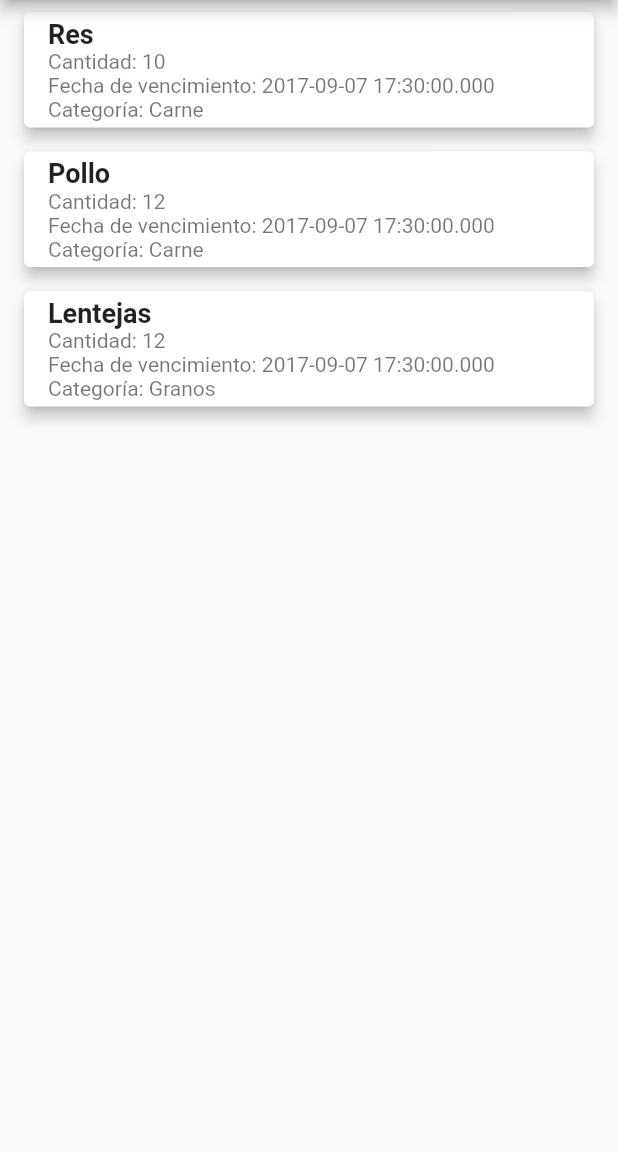
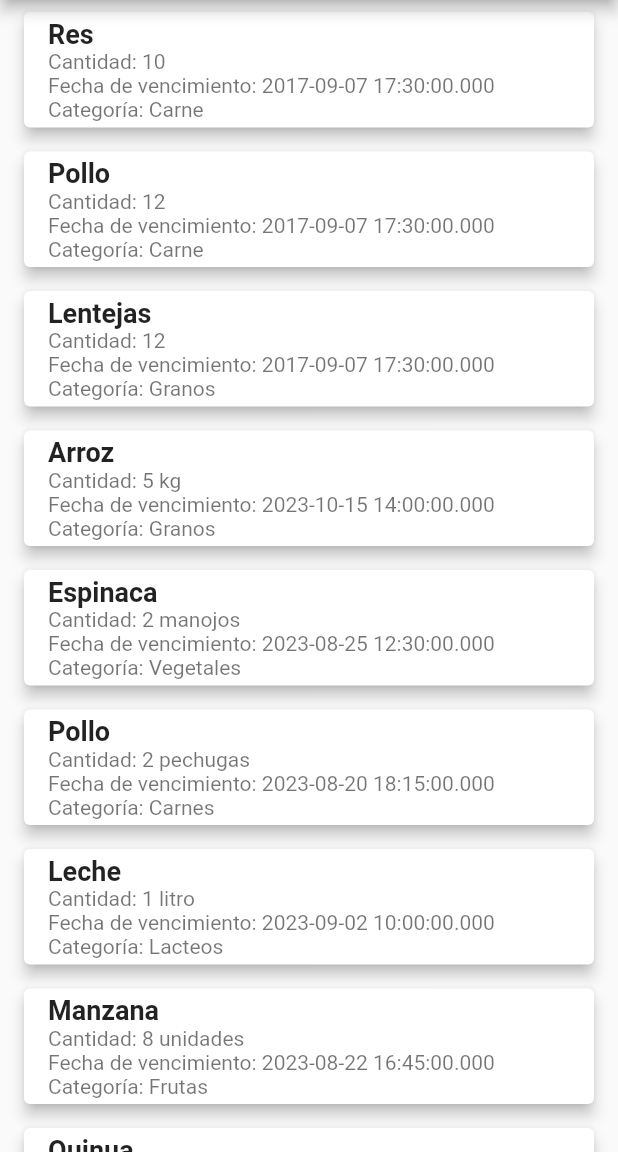
Before and after one commit to SantiSosa02/odsAlimentos, a Flutter app: the ScreenSecond screen opened directly, on a phone screen of 412 x 824 dp, the part 84-1236 px from its top. Run offline on Flutter 3.47's test engine with Material 2 defaults, Android fonts, the phone set to English and light mode, and no system bars.

Commit message:
commit final

```diff
--- a/lib/presentations/springs/screenSecond.dart
+++ b/lib/presentations/springs/screenSecond.dart
@@ -29,6 +29,66 @@ class _ScreenSecondState extends State<ScreenSecond> {
       'Fecha_vencimiento': DateTime(2017, 9, 7, 17, 30),
       'Categoria': 'Granos',
     },
+    {
+        'Nombre': 'Arroz',
+        'Cantidad': '5 kg',
+        'Fecha_vencimiento': DateTime(2023, 10, 15, 14, 0),
+        'Categoria': 'Granos'
+    },
+    {
+        'Nombre': 'Espinaca',
+        'Cantidad': '2 manojos',
+        'Fecha_vencimiento': DateTime(2023, 8, 25, 12, 30),
+        'Categoria': 'Vegetales'
+    },
+    {
+        'Nombre': 'Pollo',
+        'Cantidad': '2 pechugas',
+        'Fecha_vencimiento': DateTime(2023, 8, 20, 18, 15),
+        'Categoria': 'Carnes'
+    },
+    {
+        'Nombre': 'Leche',
+        'Cantidad': '1 litro',
+        'Fecha_vencimiento': DateTime(2023, 9, 2, 10, 0),
+        'Categoria': 'Lacteos'
+    },
+    {
+        'Nombre': 'Manzana',
+        'Cantidad': '8 unidades',
+        'Fecha_vencimiento': DateTime(2023, 8, 22, 16, 45),
+        'Categoria': 'Frutas'
+    },
+    {
+        'Nombre': 'Quinua',
+        'Cantidad': '800 g',
+        'Fecha_vencimiento': DateTime(2023, 9, 10, 13, 15),
+        'Categoria': 'Granos'
+    },
+    {
+        'Nombre': 'Pimiento',
+        'Cantidad': '3 unidades',
+        'Fecha_vencimiento': DateTime(2023, 8, 23, 9, 0),
+        'Categoria': 'Vegetales'
+    },
+    {
+        'Nombre': 'Res',
+        'Cantidad': '1 kg',
+        'Fecha_vencimiento': DateTime(2023, 8, 18, 17, 45),
+        'Categoria': 'Carnes'
+    },
+    {
+        'Nombre': 'Yogur',
+        'Cantidad': '500 g',
+        'Fecha_vencimiento': DateTime(2023, 9, 5, 11, 30),
+        'Categoria': 'Lacteos'
+    },
+    {
+        'Nombre': 'Uvas',
+        'Cantidad': '1 racimo',
+        'Fecha_vencimiento': DateTime(2023, 8, 24, 14, 15),
+        'Categoria': 'Frutas'
+    }
     // Agrega más elementos a la lista si es necesario
   ];
 
```
